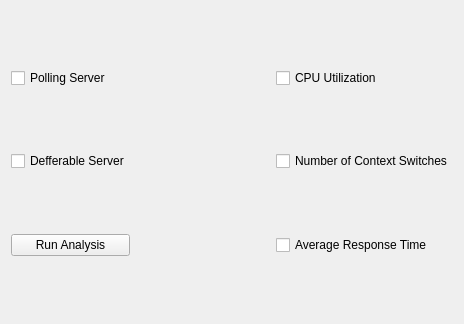
Above: Aperiodic_Scheduling/Frontend/analysiswindow.ui from evanblough/SchedulingAlgGUI before the change. Below: the same form after it.
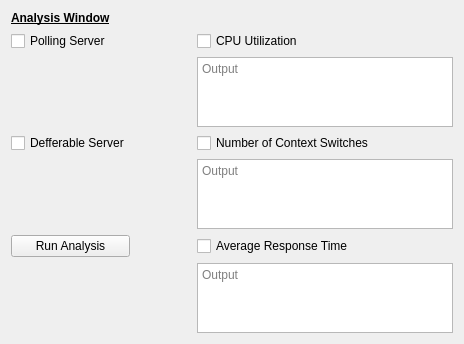
That is the form after the change.

Patch:
```diff
--- a/Aperiodic_Scheduling/Frontend/analysiswindow.ui
+++ b/Aperiodic_Scheduling/Frontend/analysiswindow.ui
@@ -14,42 +14,34 @@
    <string>Form</string>
   </property>
   <layout class="QGridLayout" name="gridLayout">
-   <item row="0" column="0">
-    <widget class="QCheckBox" name="checkBox">
-     <property name="text">
-      <string>Polling Server</string>
-     </property>
-    </widget>
-   </item>
    <item row="1" column="0">
-    <widget class="QCheckBox" name="checkBox_2">
-     <property name="text">
-      <string>Defferable Server</string>
+    <spacer name="verticalSpacer">
+     <property name="orientation">
+      <enum>Qt::Vertical</enum>
      </property>
-    </widget>
-   </item>
-   <item row="0" column="2">
-    <widget class="QCheckBox" name="checkBox_3">
-     <property name="text">
-      <string>CPU Utilization</string>
+     <property name="sizeHint" stdset="0">
+      <size>
+       <width>20</width>
+       <height>40</height>
+      </size>
      </property>
-    </widget>
+    </spacer>
    </item>
-   <item row="2" column="0">
-    <widget class="QPushButton" name="pushButton">
+   <item row="7" column="2">
+    <widget class="QCheckBox" name="checkBox_5">
      <property name="text">
-      <string>Run Analysis</string>
+      <string>Average Response Time</string>
      </property>
     </widget>
    </item>
-   <item row="1" column="2">
+   <item row="5" column="2">
     <widget class="QCheckBox" name="checkBox_4">
      <property name="text">
       <string>Number of Context Switches</string>
      </property>
     </widget>
    </item>
-   <item row="2" column="1">
+   <item row="7" column="1">
     <spacer name="horizontalSpacer">
      <property name="orientation">
       <enum>Qt::Horizontal</enum>
@@ -62,10 +54,66 @@
      </property>
     </spacer>
    </item>
-   <item row="2" column="2">
-    <widget class="QCheckBox" name="checkBox_5">
+   <item row="7" column="0">
+    <widget class="QPushButton" name="pushButton">
      <property name="text">
-      <string>Average Response Time</string>
+      <string>Run Analysis</string>
+     </property>
+    </widget>
+   </item>
+   <item row="3" column="2">
+    <widget class="QCheckBox" name="checkBox_3">
+     <property name="text">
+      <string>CPU Utilization</string>
+     </property>
+    </widget>
+   </item>
+   <item row="0" column="0" colspan="3">
+    <widget class="QLabel" name="label">
+     <property name="font">
+      <font>
+       <weight>75</weight>
+       <bold>true</bold>
+       <underline>true</underline>
+      </font>
+     </property>
+     <property name="text">
+      <string>Analysis Window</string>
+     </property>
+    </widget>
+   </item>
+   <item row="3" column="0">
+    <widget class="QCheckBox" name="checkBox">
+     <property name="text">
+      <string>Polling Server</string>
+     </property>
+    </widget>
+   </item>
+   <item row="5" column="0">
+    <widget class="QCheckBox" name="checkBox_2">
+     <property name="text">
+      <string>Defferable Server</string>
+     </property>
+    </widget>
+   </item>
+   <item row="6" column="2">
+    <widget class="QPlainTextEdit" name="plainTextEdit_2">
+     <property name="placeholderText">
+      <string>Output</string>
+     </property>
+    </widget>
+   </item>
+   <item row="4" column="2">
+    <widget class="QPlainTextEdit" name="plainTextEdit">
+     <property name="placeholderText">
+      <string>Output</string>
+     </property>
+    </widget>
+   </item>
+   <item row="8" column="2">
+    <widget class="QPlainTextEdit" name="plainTextEdit_3">
+     <property name="placeholderText">
+      <string>Output</string>
      </property>
     </widget>
    </item>
```
